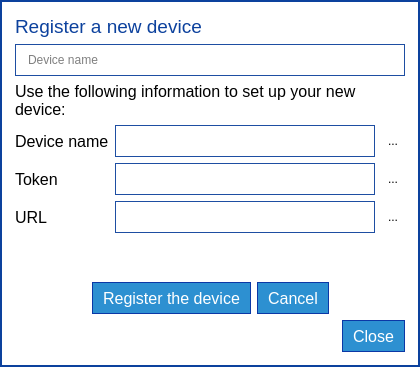
Old version of the form parsec/core/gui/forms/register_device_dialog.ui in the repository Scille/parsec-cloud.
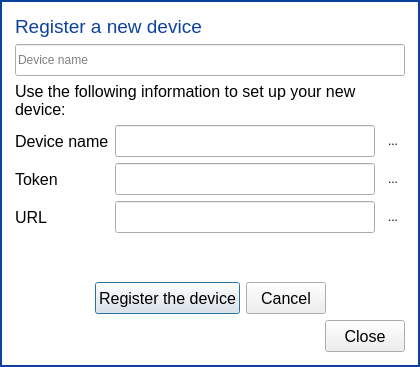
New version of the form. Icons and pictures are not drawn. Custom widgets are drawn as their Qt base class.

What changed in the file:
```diff
--- a/parsec/core/gui/forms/register_device_dialog.ui
+++ b/parsec/core/gui/forms/register_device_dialog.ui
@@ -34,71 +34,7 @@
 background-color: rgb(255, 255, 255);
 }
 
-QLineEdit
-{
-border: 1px solid rgb(30, 78, 162);
-padding-left: 10px;
-}
-
-QLineEdit[readOnly=&quot;true&quot;]
-{
-background-color: rgb(230, 230, 230);
-}
-
-QLineEdit:!enabled
-{
-border: 1px solid rgb(180, 180, 180);
-}
-
-QPushButton
-{
-background-color: rgb(45, 144, 209);
-border: 1px solid rgb(11, 56, 166);
-color: rgb(255, 255, 255);
-padding-left: 10px;
-padding-right: 10px;
-}
-
-QPushButton:disabled
-{
-border: 1px solid rgb(65, 75, 106);
-background-color: rgb(112, 122, 153);
-color: rgb(255, 255, 255);
-}
-
-QCheckBox::indicator
-{
-width: 15px;
-height: 15px;
-background-color: rgb(255, 255, 255);
-border: 2px solid rgb(30, 78, 162);
-color: black;
-}
-
-QCheckBox::indicator:checked
-{
-image: url(:/icons/images/icons/checked.png)
-}
-
-QComboBox
-{
-border: 1px solid rgb(30, 78, 162);
-background-color: white;
-color: black;
-}
-
-QComboBox::drop-down
-{
-border: 0px;
-}
-
-QComboBox::down-arrow
-{
-image: url(:/icons/images/icons/down-arrow.png);
-width: 16px;
-height: 16px;
-padding-right: 5px;
-}</string>
+</string>
   </property>
   <property name="modal">
    <bool>true</bool>
@@ -488,6 +424,13 @@
    </item>
   </layout>
  </widget>
+ <customwidgets>
+  <customwidget>
+   <class>ShadowedButton</class>
+   <extends>QPushButton</extends>
+   <header>parsec.core.gui.custom_widgets</header>
+  </customwidget>
+ </customwidgets>
  <resources>
   <include location="../rc/resources.qrc"/>
  </resources>
```
Left out of the diff: 10 changed lines with no effect on the pictures.
